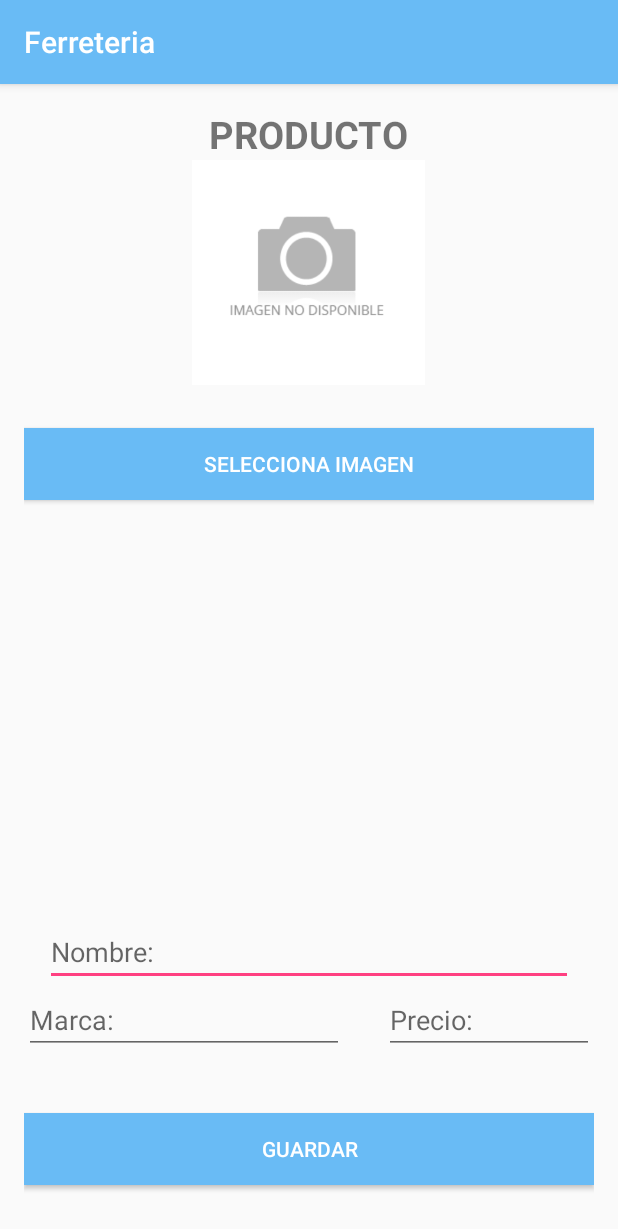
After one commit to AbiPineda/Pantallas, an Android app: the ProductosActivity screen opened directly, with no data from a screen before it, on a phone screen of 412 x 824 dp. The commit adds this screen. Shown: the top 1229 px of the screen. Run offline under Robolectric (Android 15) with nearby library versions, the phone set to English and light mode, and no system bars.

Commit message:
productos con imagen

```diff
--- /dev/null
+++ b/app/src/main/res/layout/activity_productos.xml
@@ -0,0 +1,85 @@
+<?xml version="1.0" encoding="utf-8"?>
+<RelativeLayout xmlns:android="http://schemas.android.com/apk/res/android"
+    xmlns:app="http://schemas.android.com/apk/res-auto"
+    xmlns:tools="http://schemas.android.com/tools"
+    android:layout_width="match_parent"
+    android:layout_height="match_parent"
+    android:paddingBottom="16dp"
+    android:paddingLeft="16dp"
+    android:paddingRight="16dp"
+    android:paddingTop="16dp"
+    tools:context=".ProductosActivity">
+
+    <Button
+        android:id="@+id/btnCargarImg2"
+        android:layout_width="match_parent"
+        android:layout_height="wrap_content"
+        android:layout_alignParentBottom="true"
+        android:layout_centerHorizontal="true"
+        android:layout_marginBottom="18dp"
+        android:background="#69bbf5"
+        android:onClick="onclick"
+        android:text="GUARDAR"
+        android:textColor="#ffff" />
+
+    <TextView
+        android:layout_width="wrap_content"
+        android:layout_height="wrap_content"
+        android:text="PRODUCTO"
+        android:textSize="25sp"
+        android:textStyle="bold"
+        android:layout_centerHorizontal="true"
+        android:id="@+id/textView" />
+
+
+    <Button
+        android:id="@+id/btnCargarImg"
+        android:layout_width="match_parent"
+        android:layout_height="wrap_content"
+        android:layout_alignParentTop="true"
+        android:layout_centerHorizontal="true"
+        android:layout_marginTop="213dp"
+        android:background="@color/colorPrimary"
+        android:onClick="onclick"
+        android:text="Selecciona Imagen"
+        android:textColor="#ffff" />
+
+    <ImageView
+        android:id="@+id/imagemId"
+        android:layout_width="198dp"
+        android:layout_height="150dp"
+        android:layout_below="@+id/textView"
+        android:layout_centerHorizontal="true"
+        android:src="@drawable/img_base" />
+
+    <EditText
+        android:id="@+id/nombreProducto"
+        android:layout_width="352dp"
+        android:layout_height="wrap_content"
+        android:layout_above="@+id/marcaProducto"
+        android:layout_centerHorizontal="true"
+        android:ems="10"
+        android:hint="Nombre:"
+        android:inputType="textPersonName" />
+
+    <EditText
+        android:id="@+id/marcaProducto"
+        android:layout_width="wrap_content"
+        android:layout_height="wrap_content"
+        android:layout_alignParentBottom="true"
+        android:layout_alignStart="@+id/btnCargarImg"
+        android:layout_marginBottom="105dp"
+        android:ems="10"
+        android:hint="Marca:"
+        android:inputType="textPersonName" />
+
+    <EditText
+        android:id="@+id/precioProducto"
+        android:layout_width="140dp"
+        android:layout_height="wrap_content"
+        android:layout_alignBottom="@+id/marcaProducto"
+        android:layout_alignParentEnd="true"
+        android:ems="10"
+        android:hint="Precio:"
+        android:inputType="textPersonName" />
+</RelativeLayout>
--- a/app/src/main/res/values/colors.xml
+++ b/app/src/main/res/values/colors.xml
@@ -1,6 +1,6 @@
 <?xml version="1.0" encoding="utf-8"?>
 <resources>
-    <color name="colorPrimary">#3F51B5</color>
+    <color name="colorPrimary">#69bbf5</color>
     <color name="colorPrimaryDark">#303F9F</color>
     <color name="colorAccent">#FF4081</color>
 </resources>
```
Also changed, not shown: app/src/main/AndroidManifest.xml (+8 -2 lines), app/src/main/java/com/example/abigail/pantallas/ProductosActivity.java (added, +226 -0 lines), app/src/main/res/drawable/img_base.png (added).
